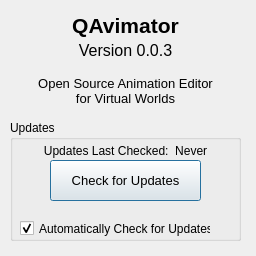
ap0110/qavimator, file src/aboutdialog.ui: the form before one commit.
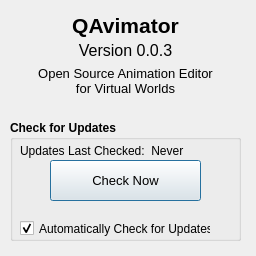
The form after the commit.

Commit message: QAV-1 QAV-4 Removed context help button and fixed size of dialogs

The edit to the form file:
```diff
--- a/src/aboutdialog.ui
+++ b/src/aboutdialog.ui
@@ -84,8 +84,14 @@
      <height>121</height>
     </rect>
    </property>
+   <property name="font">
+    <font>
+     <weight>75</weight>
+     <bold>true</bold>
+    </font>
+   </property>
    <property name="title">
-    <string>Updates</string>
+    <string>Check for Updates</string>
    </property>
    <widget class="QPushButton" name="checkUpdatesButton">
     <property name="geometry">
@@ -99,29 +105,37 @@
     <property name="font">
      <font>
       <pointsize>10</pointsize>
+      <weight>50</weight>
+      <bold>false</bold>
      </font>
     </property>
     <property name="text">
-     <string>Check for Updates</string>
+     <string>Check Now</string>
     </property>
    </widget>
    <widget class="QLabel" name="lastUpdateCheckLabel">
     <property name="geometry">
      <rect>
-      <x>20</x>
+      <x>10</x>
       <y>20</y>
-      <width>191</width>
+      <width>211</width>
       <height>21</height>
      </rect>
     </property>
+    <property name="font">
+     <font>
+      <weight>50</weight>
+      <bold>false</bold>
+     </font>
+    </property>
     <property name="text">
      <string>Updates Last Checked:  Never</string>
     </property>
     <property name="alignment">
-     <set>Qt::AlignCenter</set>
+     <set>Qt::AlignLeading|Qt::AlignLeft|Qt::AlignVCenter</set>
     </property>
    </widget>
-   <widget class="QCheckBox" name="checkBox">
+   <widget class="QCheckBox" name="autoUpdatesCheckBox">
     <property name="geometry">
      <rect>
       <x>10</x>
@@ -130,6 +144,12 @@
       <height>17</height>
      </rect>
     </property>
+    <property name="font">
+     <font>
+      <weight>50</weight>
+      <bold>false</bold>
+     </font>
+    </property>
     <property name="text">
      <string>Automatically Check for Updates</string>
     </property>
@@ -138,11 +158,11 @@
     </property>
    </widget>
   </widget>
-  <widget class="QLabel" name="label_2">
+  <widget class="QLabel" name="descriptionLabel">
    <property name="geometry">
     <rect>
      <x>10</x>
-     <y>70</y>
+     <y>60</y>
      <width>231</width>
      <height>41</height>
     </rect>
```
The commit also changes 4 other files.
